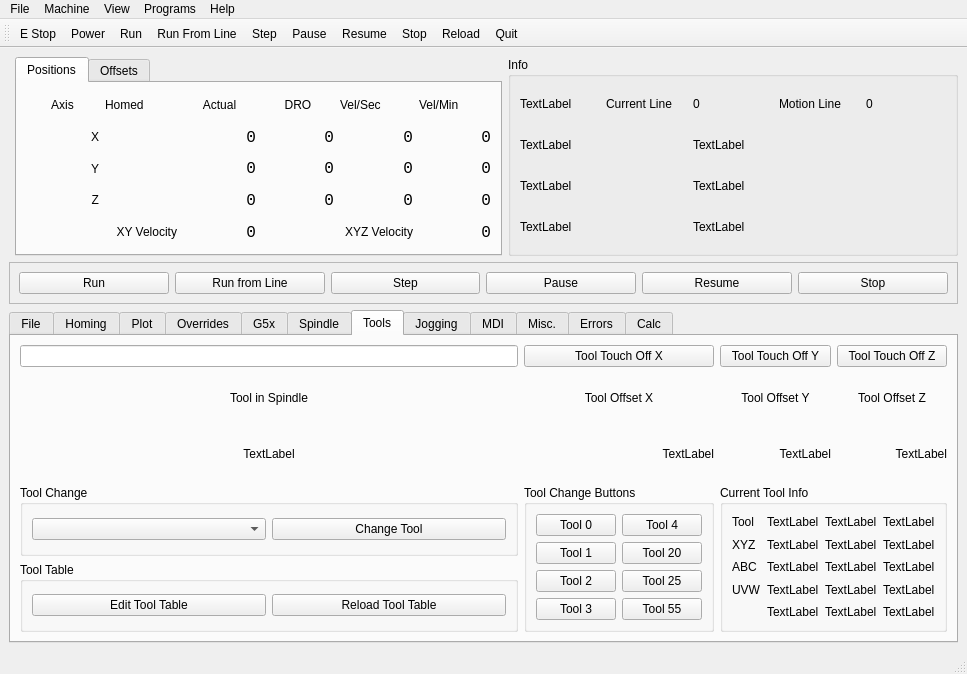
Old version of the form examples/xyz/xyz.ui in the repository jethornton/flexgui.
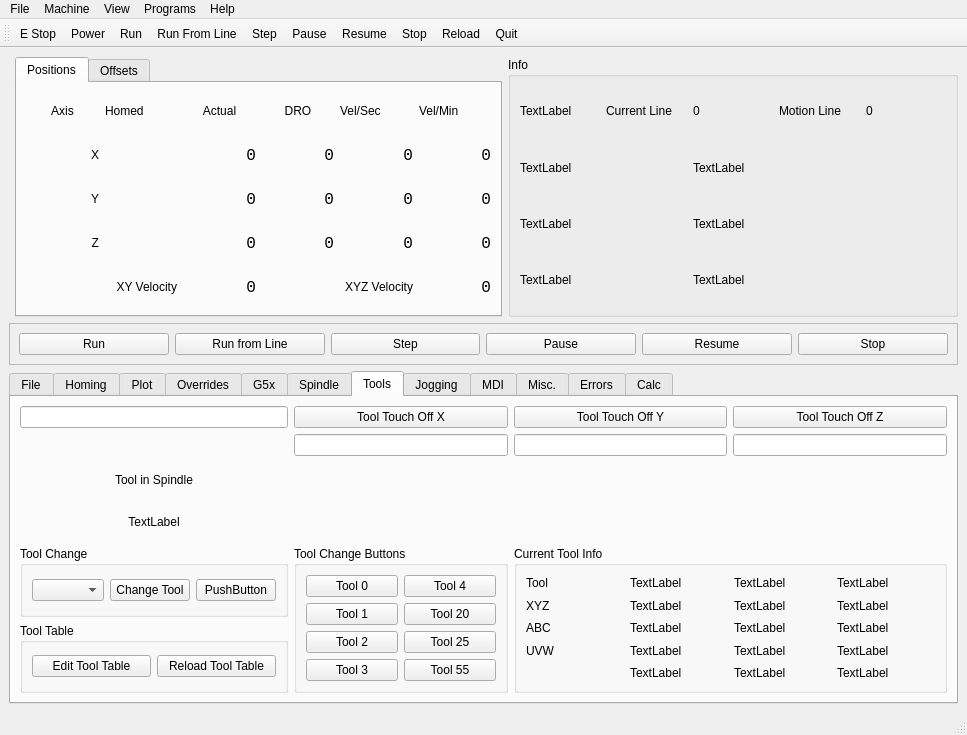
New version of the form. The open tabs and pages were chosen to show the change.

Commit message: remove obsolete items from example

The edit to the form file:
```diff
--- a/examples/xyz/xyz.ui
+++ b/examples/xyz/xyz.ui
@@ -7,7 +7,7 @@
     <x>0</x>
     <y>0</y>
     <width>967</width>
-    <height>674</height>
+    <height>735</height>
    </rect>
   </property>
   <property name="windowTitle">
@@ -921,153 +921,17 @@
         <string>Tools</string>
        </attribute>
        <layout class="QGridLayout" name="gridLayout_13">
-        <item row="2" column="0">
-         <widget class="QLabel" name="tool_in_spindle_lb">
-          <property name="text">
-           <string>TextLabel</string>
-          </property>
-          <property name="alignment">
-           <set>Qt::AlignCenter</set>
-          </property>
-         </widget>
-        </item>
-        <item row="1" column="0">
-         <widget class="QLabel" name="label_12">
-          <property name="text">
-           <string>Tool in Spindle</string>
-          </property>
-          <property name="alignment">
-           <set>Qt::AlignCenter</set>
-          </property>
-         </widget>
-        </item>
-        <item row="2" column="3">
-         <widget class="QLabel" name="tool_offset_lb_2">
-          <property name="text">
-           <string>TextLabel</string>
-          </property>
-          <property name="alignment">
-           <set>Qt::AlignRight|Qt::AlignTrailing|Qt::AlignVCenter</set>
-          </property>
-         </widget>
-        </item>
-        <item row="1" column="2">
-         <widget class="QLabel" name="label_15">
-          <property name="text">
-           <string>Tool Offset Y</string>
-          </property>
-          <property name="alignment">
-           <set>Qt::AlignCenter</set>
-          </property>
-         </widget>
-        </item>
         <item row="0" column="3">
          <widget class="QPushButton" name="tool_touchoff_z">
           <property name="text">
            <string>Tool Touch Off Z</string>
           </property>
-         </widget>
-        </item>
-        <item row="1" column="3">
-         <widget class="QLabel" name="label_17">
-          <property name="text">
-           <string>Tool Offset Z</string>
+          <property name="source" stdset="0">
+           <string>tt_z_value_le</string>
           </property>
-          <property name="alignment">
-           <set>Qt::AlignCenter</set>
-          </property>
          </widget>
         </item>
-        <item row="2" column="1">
-         <widget class="QLabel" name="tool_offset_lb_0">
-          <property name="text">
-           <string>TextLabel</string>
-          </property>
-          <property name="alignment">
-           <set>Qt::AlignRight|Qt::AlignTrailing|Qt::AlignVCenter</set>
-          </property>
-         </widget>
-        </item>
-        <item row="0" column="2">
-         <widget class="QPushButton" name="tool_touchoff_y">
-          <property name="text">
-           <string>Tool Touch Off Y</string>
-          </property>
-         </widget>
-        </item>
-        <item row="1" column="1">
-         <widget class="QLabel" name="label_14">
-          <property name="text">
-           <string>Tool Offset X</string>
-          </property>
-          <property name="alignment">
-           <set>Qt::AlignCenter</set>
-          </property>
-         </widget>
-        </item>
-        <item row="0" column="0">
-         <widget class="QLineEdit" name="tool_touchoff_le"/>
-        </item>
-        <item row="0" column="1">
-         <widget class="QPushButton" name="tool_touchoff_x">
-          <property name="text">
-           <string>Tool Touch Off X</string>
-          </property>
-         </widget>
-        </item>
-        <item row="2" column="2">
-         <widget class="QLabel" name="tool_offset_lb_1">
-          <property name="text">
-           <string>TextLabel</string>
-          </property>
-          <property name="alignment">
-           <set>Qt::AlignRight|Qt::AlignTrailing|Qt::AlignVCenter</set>
-          </property>
-         </widget>
-        </item>
-        <item row="3" column="0">
-         <widget class="QGroupBox" name="groupBox_8">
-          <property name="title">
-           <string>Tool Change</string>
-          </property>
-          <layout class="QGridLayout" name="gridLayout_18">
-           <item row="0" column="0">
-            <widget class="QComboBox" name="tool_change_cb"/>
-           </item>
-           <item row="0" column="1">
-            <widget class="QPushButton" name="tool_change_pb">
-             <property name="text">
-              <string>Change Tool</string>
-             </property>
-            </widget>
-           </item>
-          </layout>
-         </widget>
-        </item>
-        <item row="4" column="0">
-         <widget class="QGroupBox" name="groupBox_19">
-          <property name="title">
-           <string>Tool Table</string>
-          </property>
-          <layout class="QGridLayout" name="gridLayout_38">
-           <item row="0" column="0">
-            <widget class="QPushButton" name="edit_tool_table_pb">
-             <property name="text">
-              <string>Edit Tool Table</string>
-             </property>
-            </widget>
-           </item>
-           <item row="0" column="1">
-            <widget class="QPushButton" name="reload_tool_table_pb">
-             <property name="text">
-              <string>Reload Tool Table</string>
-             </property>
-            </widget>
-           </item>
-          </layout>
-         </widget>
-        </item>
-        <item row="3" column="1" rowspan="2">
+        <item row="4" column="1" rowspan="2">
          <widget class="QGroupBox" name="groupBox_9">
           <property name="title">
            <string>Tool Change Buttons</string>
@@ -1132,7 +996,72 @@
           </layout>
          </widget>
         </item>
-        <item row="3" column="2" rowspan="2" colspan="2">
+        <item row="5" column="0">
+         <widget class="QGroupBox" name="groupBox_19">
+          <property name="title">
+           <string>Tool Table</string>
+          </property>
+          <layout class="QGridLayout" name="gridLayout_38">
+           <item row="0" column="0">
+            <widget class="QPushButton" name="edit_tool_table_pb">
+             <property name="text">
+              <string>Edit Tool Table</string>
+             </property>
+            </widget>
+           </item>
+           <item row="0" column="1">
+            <widget class="QPushButton" name="reload_tool_table_pb">
+             <property name="text">
+              <string>Reload Tool Table</string>
+             </property>
+            </widget>
+           </item>
+          </layout>
+         </widget>
+        </item>
+        <item row="4" column="0">
+         <widget class="QGroupBox" name="groupBox_8">
+          <property name="title">
+           <string>Tool Change</string>
+          </property>
+          <layout class="QGridLayout" name="gridLayout_18">
+           <item row="0" column="1">
+            <widget class="QPushButton" name="tool_change_pb">
+             <property name="text">
+              <string>Change Tool</string>
+             </property>
+            </widget>
+           </item>
+           <item row="0" column="0">
+            <widget class="QComboBox" name="tool_change_cb">
+             <property name="option" stdset="0">
+              <string>description</string>
+             </property>
+            </widget>
+           </item>
+           <item row="0" column="2">
+            <widget class="QPushButton" name="tool_changed_pb">
+             <property name="text">
+              <string>PushButton</string>
+             </property>
+             <property name="function" stdset="0">
+              <string>hal_pin</string>
+             </property>
+             <property name="pin_name" stdset="0">
+              <string>tool-changed</string>
+             </property>
+             <property name="hal_type" stdset="0">
+              <string>HAL_BIT</string>
+             </property>
+             <property name="hal_dir" stdset="0">
+              <string>HAL_OUT</string>
+             </property>
+            </widget>
+           </item>
+          </layout>
+         </widget>
+        </item>
+        <item row="4" column="2" rowspan="2" colspan="2">
          <widget class="QGroupBox" name="groupBox">
           <property name="title">
            <string>Current Tool Info</string>
@@ -1274,6 +1203,70 @@
           </layout>
          </widget>
         </item>
+        <item row="0" column="2">
+         <widget class="QPushButton" name="tool_touchoff_y">
+          <property name="text">
+           <string>Tool Touch Off Y</string>
+          </property>
+          <property name="source" stdset="0">
+           <string>tt_y_value_le</string>
+          </property>
+         </widget>
+        </item>
+        <item row="0" column="1">
+         <widget class="QPushButton" name="tool_touchoff_x">
+          <property name="text">
+           <string>Tool Touch Off X</string>
+          </property>
+          <property name="source" stdset="0">
+           <string>tt_x_value_le</string>
+          </property>
+         </widget>
+        </item>
+        <item row="3" column="0">
+         <widget class="QLabel" name="tool_in_spindle_lb">
+          <property name="text">
+           <string>TextLabel</string>
+          </property>
+          <property name="alignment">
+           <set>Qt::AlignCenter</set>
+          </property>
+         </widget>
+        </item>
+        <item row="2" column="0">
+         <widget class="QLabel" name="label_12">
+          <property name="text">
+           <string>Tool in Spindle</string>
+          </property>
+          <property name="alignment">
+           <set>Qt::AlignCenter</set>
+          </property>
+         </widget>
+        </item>
+        <item row="0" column="0">
+         <widget class="QLineEdit" name="tool_touchoff_le"/>
+        </item>
+        <item row="1" column="3">
+         <widget class="QLineEdit" name="tt_z_value_le">
+          <property name="alignment">
+           <set>Qt::AlignRight|Qt::AlignTrailing|Qt::AlignVCenter</set>
+          </property>
+         </widget>
+        </item>
+        <item row="1" column="2">
+         <widget class="QLineEdit" name="tt_y_value_le">
+          <property name="alignment">
+           <set>Qt::AlignRight|Qt::AlignTrailing|Qt::AlignVCenter</set>
+          </property>
+         </widget>
+        </item>
+        <item row="1" column="1">
+         <widget class="QLineEdit" name="tt_x_value_le">
+          <property name="alignment">
+           <set>Qt::AlignRight|Qt::AlignTrailing|Qt::AlignVCenter</set>
+          </property>
+         </widget>
+        </item>
        </layout>
       </widget>
       <widget class="QWidget" name="tab_5">
```
Left out of the diff: 347 changed lines with no effect on the pictures.
